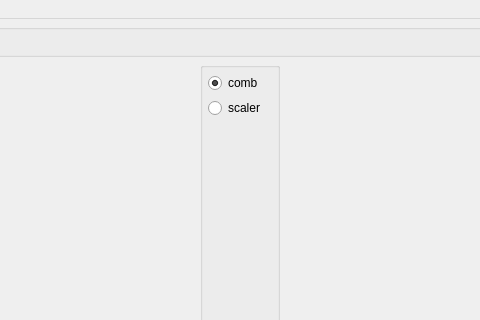
Above: mainwindow.ui from dexset/vflayer before the change; both pictures show x 172 to 652 and y 0 to 320 of the 825 by 601 pixel window. Below: the same form after it.
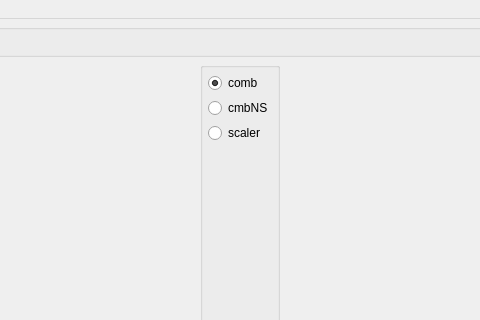
That is the form after the change.

```diff
--- a/mainwindow.ui
+++ b/mainwindow.ui
@@ -88,6 +88,13 @@
            </property>
           </widget>
          </item>
+         <item>
+          <widget class="QRadioButton" name="radioButton_3">
+           <property name="text">
+            <string>cmbNS</string>
+           </property>
+          </widget>
+         </item>
          <item>
           <widget class="QRadioButton" name="radioButton">
            <property name="text">
```
Left out of the diff: 19 changed lines with no effect on the pictures.
